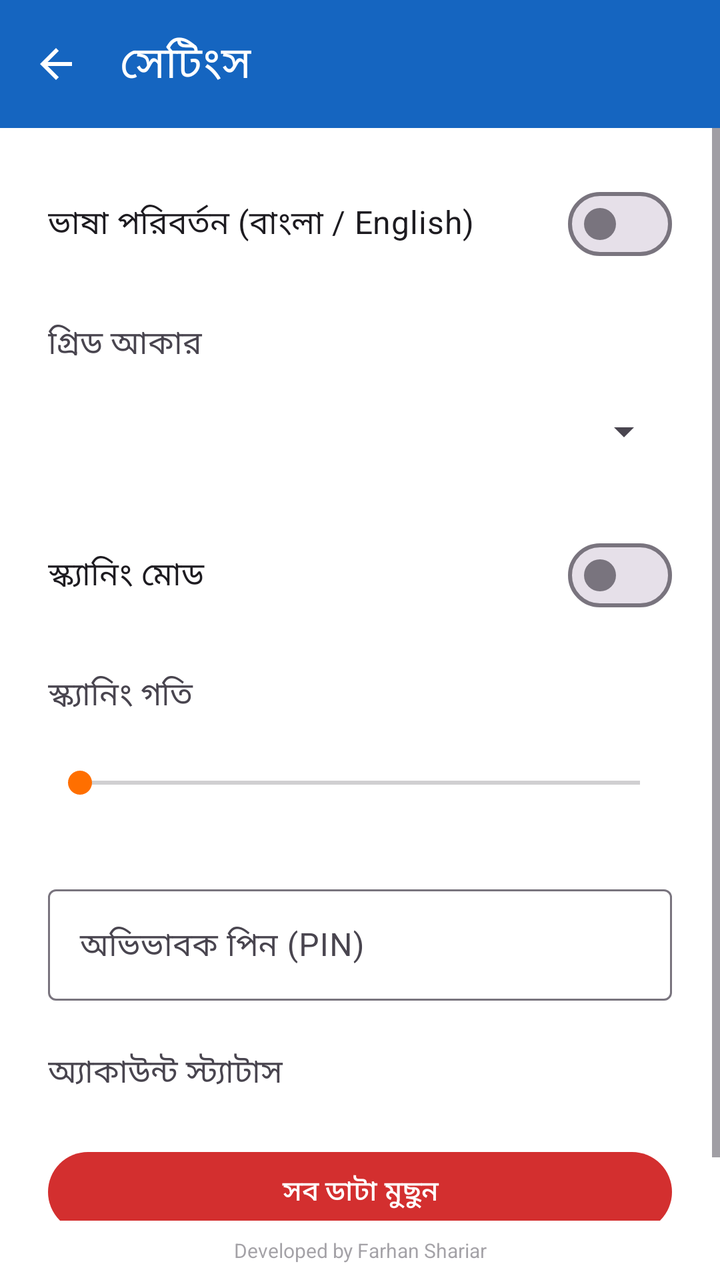
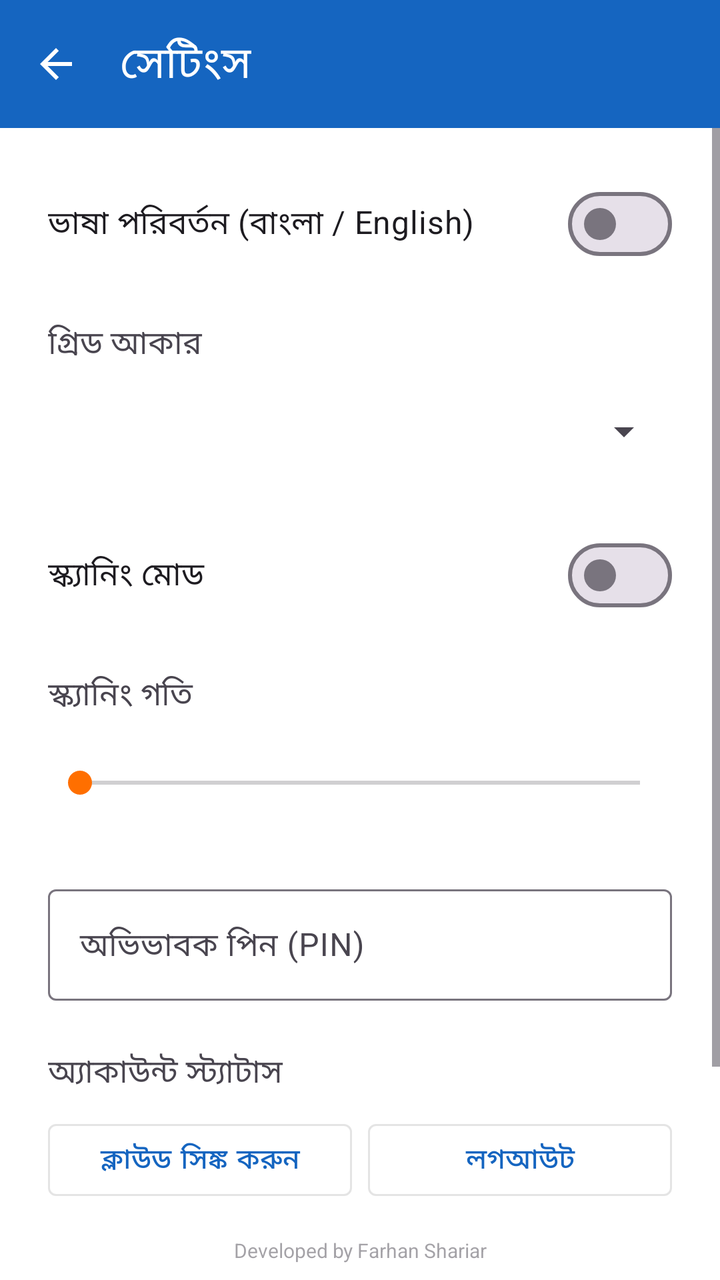

Before-and-after screenshots of an Android layout around one commit, followed by the original layout XML and the change that was made.
<!-- AndroidManifest.xml: application theme Theme.BolteChai -->
<!-- res/layout/activity_settings.xml -->
<?xml version="1.0" encoding="utf-8"?>
<androidx.constraintlayout.widget.ConstraintLayout xmlns:android="http://schemas.android.com/apk/res/android"
    xmlns:app="http://schemas.android.com/apk/res-auto"
    android:layout_width="match_parent"
    android:layout_height="match_parent"
    android:background="@color/window_background">

    <com.google.android.material.appbar.MaterialToolbar
        android:id="@+id/toolbar"
        android:layout_width="match_parent"
        android:layout_height="?attr/actionBarSize"
        android:background="?attr/colorPrimary"
        app:title="@string/settings"
        app:navigationIcon="@drawable/ic_back"
        app:titleTextColor="?attr/colorOnPrimary"
        app:layout_constraintTop_toTopOf="parent" />

    <ScrollView
        android:layout_width="match_parent"
        android:layout_height="0dp"
        android:fillViewport="true"
        app:layout_constraintTop_toBottomOf="@id/toolbar"
        app:layout_constraintBottom_toTopOf="@id/watermark_include">

        <LinearLayout
            android:layout_width="match_parent"
            android:layout_height="wrap_content"
            android:orientation="vertical"
            android:padding="@dimen/padding_large">

            <com.google.android.material.materialswitch.MaterialSwitch
                android:id="@+id/switch_language"
                android:layout_width="match_parent"
                android:layout_height="wrap_content"
                android:minHeight="48dp"
                android:text="@string/language_toggle"
                android:textSize="16sp" />

            <TextView
                android:layout_width="match_parent"
                android:layout_height="wrap_content"
                android:layout_marginTop="@dimen/margin_large"
                android:text="@string/grid_size"
                android:textSize="16sp" />

            <Spinner
                android:id="@+id/spinner_grid_size"
                android:layout_width="match_parent"
                android:layout_height="48dp"
                android:layout_marginTop="@dimen/margin_small" />

            <com.google.android.material.materialswitch.MaterialSwitch
                android:id="@+id/switch_scanning_mode"
                android:layout_width="match_parent"
                android:layout_height="wrap_content"
                android:layout_marginTop="@dimen/margin_large"
                android:minHeight="48dp"
                android:text="@string/scanning_mode"
                android:textSize="16sp" />

            <TextView
                android:layout_width="match_parent"
                android:layout_height="wrap_content"
                android:layout_marginTop="@dimen/margin_large"
                android:text="@string/scanning_speed"
                android:textSize="16sp" />

            <SeekBar
                android:id="@+id/seekbar_scanning_speed"
                android:layout_width="match_parent"
                android:layout_height="wrap_content"
                android:layout_marginTop="@dimen/margin_small"
                android:minHeight="48dp"
                android:max="10" />

            <com.google.android.material.textfield.TextInputLayout
                android:layout_width="match_parent"
                android:layout_height="wrap_content"
                android:layout_marginTop="@dimen/margin_large"
                android:hint="@string/caregiver_pin">

                <com.google.android.material.textfield.TextInputEditText
                    android:id="@+id/edit_pin"
                    android:layout_width="match_parent"
                    android:layout_height="wrap_content"
                    android:inputType="numberPassword"
                    android:maxLength="4" />
            </com.google.android.material.textfield.TextInputLayout>

            <TextView
                android:id="@+id/text_firebase_account"
                android:layout_width="match_parent"
                android:layout_height="wrap_content"
                android:layout_marginTop="@dimen/margin_large"
                android:text="@string/firebase_account"
                android:textSize="16sp" />

            <com.google.android.material.button.MaterialButton
                android:id="@+id/btn_delete_data"
                android:layout_width="match_parent"
                android:layout_height="wrap_content"
                android:layout_marginTop="@dimen/margin_large"
                android:minHeight="48dp"
                android:text="@string/delete_all_data"
                app:backgroundTint="@color/error_color" />
        </LinearLayout>
    </ScrollView>

    <include
        android:id="@+id/watermark_include"
        layout="@layout/layout_watermark"
        android:layout_width="0dp"
        android:layout_height="wrap_content"
        app:layout_constraintBottom_toBottomOf="parent"
        app:layout_constraintStart_toStartOf="parent"
        app:layout_constraintEnd_toEndOf="parent" />

</androidx.constraintlayout.widget.ConstraintLayout>
<!-- res/layout/layout_watermark.xml (included above) -->
<?xml version="1.0" encoding="utf-8"?>
<TextView xmlns:android="http://schemas.android.com/apk/res/android"
    android:id="@+id/text_watermark"
    android:layout_width="match_parent"
    android:layout_height="wrap_content"
    android:text="@string/developer_credit"
    android:textSize="10sp"
    android:alpha="0.5"
    android:gravity="center"
    android:clickable="false"
    android:focusable="false"
    android:importantForAccessibility="no"
    android:padding="@dimen/padding_small"
    android:layout_gravity="bottom" />
<!-- resources referenced by this layout -->
<resources>
  <color name="error_color">#D32F2F</color>
  <color name="window_background">#FFFFFF</color>
  <dimen name="margin_large">24dp</dimen>
  <dimen name="margin_small">8dp</dimen>
  <dimen name="padding_large">24dp</dimen>
  <dimen name="padding_small">8dp</dimen>
  <!-- drawable ic_back (drawable) -->
  <vector xmlns:android="http://schemas.android.com/apk/res/android" android:width="24dp" android:height="24dp" android:viewportWidth="24" android:viewportHeight="24"><path android:fillColor="#FFFFFF" android:pathData="M20,11H7.83l5.59,-5.59L12,4l-8,8 8,8 1.41,-1.41L7.83,13H20v-2z"/></vector>
  <string name="caregiver_pin">অভিভাবক পিন (PIN)</string>
  <string name="delete_all_data">সব ডাটা মুছুন</string>
  <string name="developer_credit">Developed by Farhan Shariar</string>
  <string name="firebase_account">অ্যাকাউন্ট স্ট্যাটাস</string>
  <string name="grid_size">গ্রিড আকার</string>
  <string name="language_toggle">ভাষা পরিবর্তন (বাংলা / English)</string>
  <string name="scanning_mode">স্ক্যানিং মোড</string>
  <string name="scanning_speed">স্ক্যানিং গতি</string>
  <string name="settings">সেটিংস</string>
  <style name="Theme.BolteChai" parent="Theme.Material3.DayNight.NoActionBar">
          <item name="colorPrimary">@color/primary</item>
          <item name="colorPrimaryDark">@color/primary_dark</item>
          <item name="colorAccent">@color/accent</item>
          
          <item name="android:windowBackground">@color/background</item>
          
          <item name="colorOnPrimary">@color/on_primary</item>
          <item name="colorOnSurface">@color/on_surface</item>
      </style>
  <color name="primary">#1565C0</color>
  <color name="primary_dark">#0D47A1</color>
  <color name="accent">#FF6F00</color>
  <color name="background">#FFFFFF</color>
  <color name="on_primary">#FFFFFF</color>
  <color name="on_surface">#212121</color>
</resources>

<!-- the commit's change to res/layout/activity_settings.xml (unified diff, before → after) -->
@@ -95,6 +95,33 @@
                 android:text="@string/firebase_account"
                 android:textSize="16sp" />
 
+            <LinearLayout
+                android:layout_width="match_parent"
+                android:layout_height="wrap_content"
+                android:layout_marginTop="8dp"
+                android:orientation="horizontal">
+
+                <com.google.android.material.button.MaterialButton
+                    android:id="@+id/btn_sync_now"
+                    style="@style/Widget.MaterialComponents.Button.OutlinedButton"
+                    android:layout_width="0dp"
+                    android:layout_height="wrap_content"
+                    android:layout_marginEnd="4dp"
+                    android:layout_weight="1"
+                    android:minHeight="48dp"
+                    android:text="@string/auth_sync_now" />
+
+                <com.google.android.material.button.MaterialButton
+                    android:id="@+id/btn_auth_action"
+                    style="@style/Widget.MaterialComponents.Button.OutlinedButton"
+                    android:layout_width="0dp"
+                    android:layout_height="wrap_content"
+                    android:layout_marginStart="4dp"
+                    android:layout_weight="1"
+                    android:minHeight="48dp"
+                    android:text="@string/auth_signout" />
+            </LinearLayout>
+
             <com.google.android.material.button.MaterialButton
                 android:id="@+id/btn_delete_data"
                 android:layout_width="match_parent"
<!-- resource entries referenced after the edit -->
@@ -8,6 +8,8 @@
   <dimen name="padding_small">8dp</dimen>
   <!-- drawable ic_back (drawable) -->
   <vector xmlns:android="http://schemas.android.com/apk/res/android" android:width="24dp" android:height="24dp" android:viewportWidth="24" android:viewportHeight="24"><path android:fillColor="#FFFFFF" android:pathData="M20,11H7.83l5.59,-5.59L12,4l-8,8 8,8 1.41,-1.41L7.83,13H20v-2z"/></vector>
+  <string name="auth_signout">লগআউট</string>
+  <string name="auth_sync_now">ক্লাউড সিঙ্ক করুন</string>
   <string name="caregiver_pin">অভিভাবক পিন (PIN)</string>
   <string name="delete_all_data">সব ডাটা মুছুন</string>
   <string name="developer_credit">Developed by Farhan Shariar</string>
